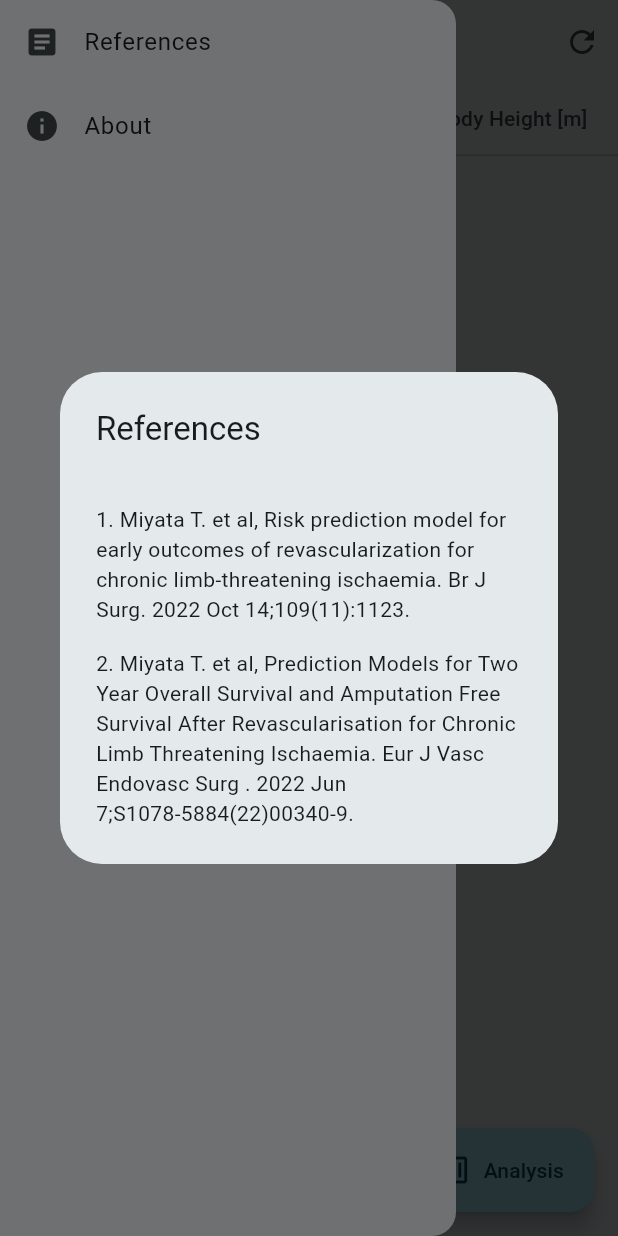
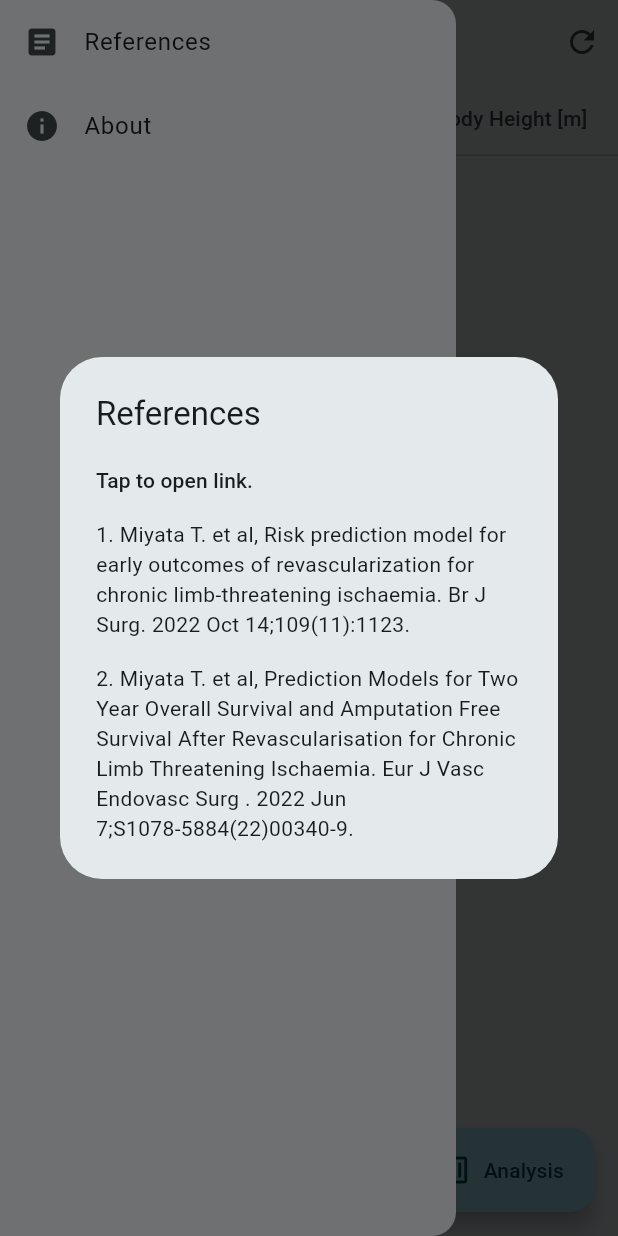
Before and after one commit to studiome/clti_risk, a Flutter app: the screen it shows after launch, in the side drawer, after a tap on "References", on a phone screen of 412 x 824 dp. Run offline on Flutter 3.47's test engine with Material 2 defaults, Android fonts, the phone set to English and light mode, and no system bars; our stand-ins replace package_info_plus.

Commit message:
open paper link at web

```diff
--- a/lib/widgets/question_form.dart
+++ b/lib/widgets/question_form.dart
@@ -153,7 +153,12 @@ class QuestionForm extends StatelessWidget {
                     return SimpleDialog(
                       title: const Text('References'),
                       children: [
-                        SimpleDialogOption(),
+                        SimpleDialogOption(
+                          child: Text(
+                            'Tap to open link.',
+                            style: Theme.of(context).textTheme.subtitle2,
+                          ),
+                        ),
                         SimpleDialogOption(
                           child: const Text(
                             '1. Miyata T. et al, Risk prediction model for early outcomes of revascularization for chronic limb-threatening ischaemia. Br J Surg. 2022 Oct 14;109(11):1123.',
--- a/pubspec.yaml
+++ b/pubspec.yaml
@@ -17,7 +17,7 @@ publish_to: 'none' # Remove this line if you wish to publish to pub.dev
 # https://developer.apple.com/library/archive/documentation/General/Reference/InfoPlistKeyReference/Articles/CoreFoundationKeys.html
 # In Windows, build-name is used as the major, minor, and patch parts
 # of the product and file versions while build-number is used as the build suffix.
-version: 0.6.0+1
+version: 0.6.0+2
 
 environment:
   sdk: '>=2.18.2 <3.0.0'
@@ -38,7 +38,6 @@ dependencies:
   cupertino_icons: ^1.0.2
   package_info_plus: ^3.0.2
   url_launcher: ^6.1.7
-  url_launcher_web: ^2.0.13
 
 dev_dependencies:
   flutter_test:
```
Also changed, not shown: pubspec.lock.
